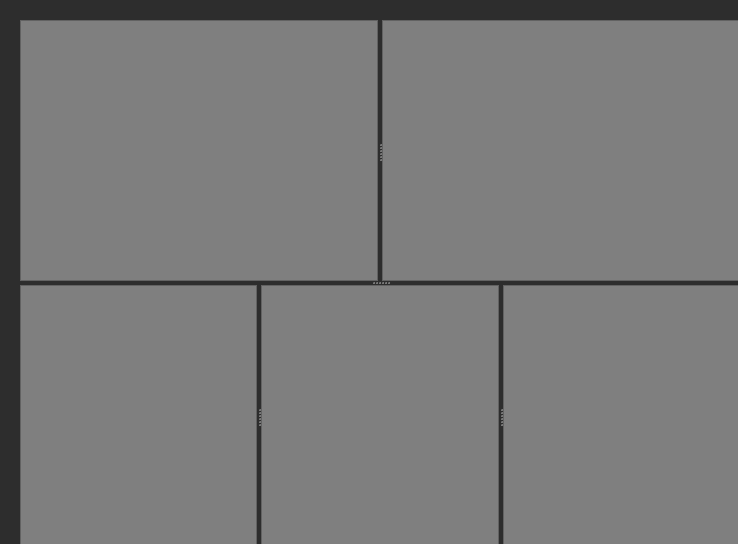
First picture: the form in svn/mainwindow.ui, repository valgaba/vimar, before the edit.
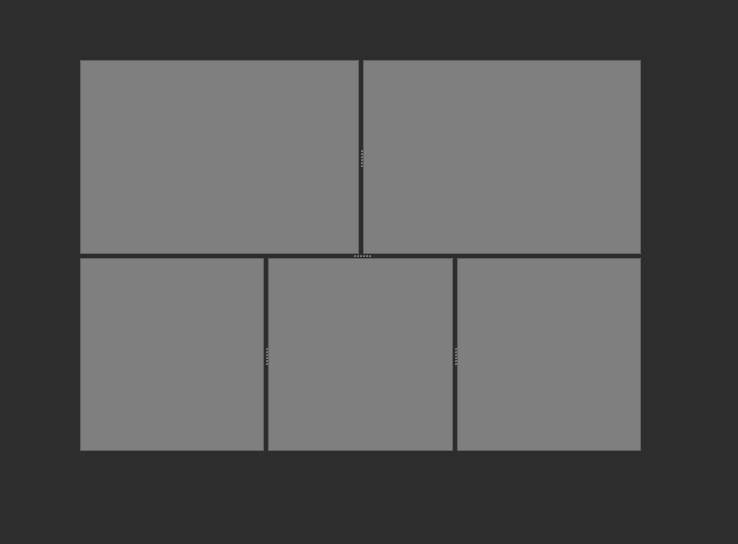
Second picture: the form after the edit. Icons and pictures are not drawn.

```diff
--- a/svn/mainwindow.ui
+++ b/svn/mainwindow.ui
@@ -20,10 +20,10 @@
    <widget class="QSplitter" name="splitter_3">
     <property name="geometry">
      <rect>
-      <x>20</x>
-      <y>20</y>
-      <width>720</width>
-      <height>526</height>
+      <x>80</x>
+      <y>60</y>
+      <width>561</width>
+      <height>391</height>
      </rect>
     </property>
     <property name="orientation">
```
Left out of the diff: 16 changed lines with no effect on the pictures.
